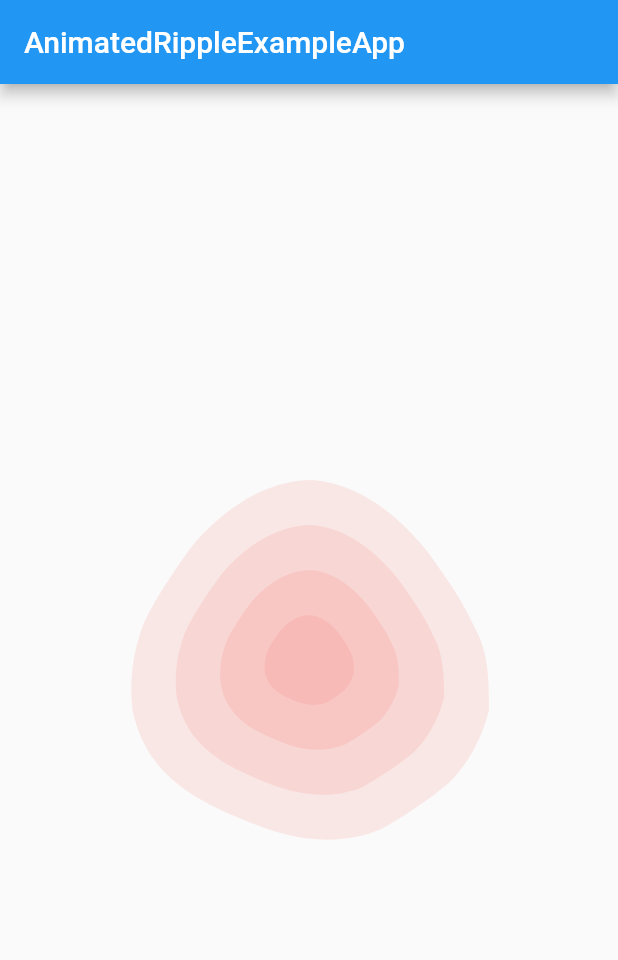
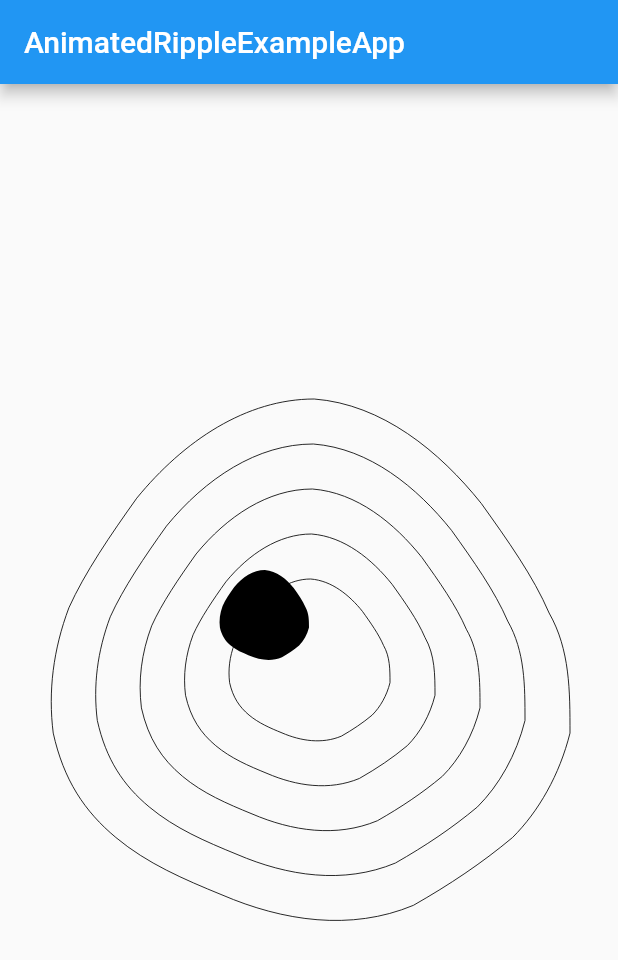
Before and after one commit to zddarova/animated_ripple, a Flutter app: the screen it shows after launch, on a phone screen of 412 x 824 dp. Shown: the top 960 px of the screen. Run offline on Flutter 3.47's test engine with Material 2 defaults, Android fonts, the phone set to English and light mode, and no system bars.

Commit message:
fixed painting and added button

```diff
--- a/example/lib/home_screen.dart
+++ b/example/lib/home_screen.dart
@@ -33,6 +33,8 @@ class _HomeScreenState extends State<HomeScreen> with SingleTickerProviderStateM
         child: AnimatedRipple(
           size: Size.fromRadius(150),
           numberOfRipples: 5,
+          duration: Duration(seconds: 1),
+          color: Colors.black,
         ),
       ),
     );
--- a/lib/animated_ripple.dart
+++ b/lib/animated_ripple.dart
@@ -1,16 +1,26 @@
 library animated_ripple;
 
 import 'package:flutter/material.dart';
+
+part 'ripple_painter.dart';
+
+part 'ripple_button.dart';
 
 class AnimatedRipple extends StatefulWidget {
   const AnimatedRipple({
     Key? key,
     required this.size,
     required this.numberOfRipples,
+    required this.duration,
+    required this.color,
+    this.onPressed,
   }) : super(key: key);
 
   final int numberOfRipples;
   final Size size;
+  final Duration duration;
+  final Color color;
+  final VoidCallback? onPressed;
 
   @override
   State<AnimatedRipple> createState() => _AnimatedRippleState();
@@ -22,7 +32,10 @@ class _AnimatedRippleState extends State<AnimatedRipple> with SingleTickerProvid
   @override
   void initState() {
     super.initState();
-    _controller = AnimationController(vsync: this);
+    _controller = AnimationController(
+      vsync: this,
+      duration: widget.duration,
+    )..repeat();
   }
 
   @override
@@ -33,68 +46,64 @@ class _AnimatedRippleState extends State<AnimatedRipple> with SingleTickerProvid
 
   @override
   Widget build(BuildContext context) {
-    return Stack(
-      alignment: Alignment.center,
-      children: [
-        for (var i = 0; i < widget.numberOfRipples; i++)
-          CustomPaint(
-            size: widget.size / widget.numberOfRipples.toDouble() * i.toDouble(),
-            painter: _RipplePainter(
-              opacity: 0.1,
-              size: widget.size / widget.numberOfRipples.toDouble() * i.toDouble(),
+    return AnimatedBuilder(
+      animation: _controller,
+      builder: (_, __) {
+        final paints = <CustomPaint>[];
 
-              color: Colors.red,
+        for (var i = 1; i < widget.numberOfRipples + 1; i++) {
+          final iCoefficient = i.toDouble() / widget.numberOfRipples.toDouble();
+          final nextCoefficient = (i + 1).toDouble() / widget.numberOfRipples.toDouble();
+
+          final iSize = widget.size * iCoefficient;
+          final nextSize = widget.size * nextCoefficient;
+
+          final h = iSize.height + (nextSize.height - iSize.height) * _controller.value;
+          final w = iSize.width + (nextSize.width - iSize.width) * _controller.value;
+
+          final result = Size(h, w);
+
+          final opacity = 1 - (nextCoefficient - iCoefficient) * _controller.value;
+
+          if (false) {
+            print('''\n\n
+iCoefficient:\t\t\t$iCoefficient
+nextCoefficient:\t\t$nextCoefficient
+iSize:\t\t\t\t\t$iSize
+nextSize:\t\t\t\t$nextSize
+h:\t\t\t\t\t\t$h
+w:\t\t\t\t\t\t$w
+_controller.value:\t\t${_controller.value}
+result:\t\t\t\t\t$result
+opacity:\t\t\t\t\t$opacity
+\n\n''');
+          }
+
+          paints.add(
+            CustomPaint(
+              size: result,
+              painter: _RipplePainter(
+                size: result,
+                opacity: opacity,
+                color: widget.color,
+              ),
             ),
-          ),
-      ],
+          );
+        }
+
+        return Stack(
+          alignment: Alignment.center,
+
+          children: [
+            _RippleButton(
+              onPressed: widget.onPressed,
+              color: widget.color,
+              size: widget.size / widget.numberOfRipples.toDouble(),
+            ),
+            ...paints,
+          ],
+        );
+      },
     );
   }
 }
-
-class _RipplePainter extends CustomPainter {
-  final Size size;
-  final Color color;
-  final double opacity;
-
-  _RipplePainter({
-    required this.size,
-    required this.opacity,
-    required this.color,
-  });
-
-  @override
-  void paint(Canvas canvas, _) {
-    Paint paint = Paint();
-    Path path = Path();
-
-    paint.color = color.withOpacity(opacity);
-    path = Path();
-    path.lineTo(size.width * 0.83, size.height / 5);
-    path.cubicTo(size.width * 0.75, size.height * 0.1, size.width * 0.64, size.height * 0.01, size.width * 0.51, 0);
-    path.cubicTo(size.width * 0.38, 0, size.width * 0.26, size.height * 0.08, size.width * 0.17, size.height * 0.19);
-    path.cubicTo(size.width * 0.12, size.height * 0.26, size.width * 0.07, size.height / 3, size.width * 0.04,
-        size.height * 0.4);
-    path.cubicTo(
-        size.width * 0.01, size.height * 0.48, -0.01, size.height * 0.56, size.width * 0.01, size.height * 0.64);
-    path.cubicTo(size.width * 0.03, size.height * 0.73, size.width * 0.07, size.height * 0.79, size.width * 0.13,
-        size.height * 0.84);
-    path.cubicTo(size.width * 0.19, size.height * 0.89, size.width * 0.26, size.height * 0.92, size.width / 3,
-        size.height * 0.95);
-    path.cubicTo(
-        size.width * 0.45, size.height, size.width * 0.58, size.height * 1.02, size.width * 0.7, size.height * 0.97);
-    path.cubicTo(size.width * 0.77, size.height * 0.93, size.width * 0.83, size.height * 0.89, size.width * 0.89,
-        size.height * 0.84);
-    path.cubicTo(
-        size.width * 0.94, size.height * 0.79, size.width * 0.98, size.height * 0.72, size.width, size.height * 0.64);
-    path.cubicTo(size.width, size.height * 0.56, size.width, size.height * 0.48, size.width * 0.96, size.height * 0.41);
-    path.cubicTo(size.width * 0.93, size.height * 0.34, size.width * 0.88, size.height * 0.27, size.width * 0.83,
-        size.height / 5);
-    path.cubicTo(
-        size.width * 0.83, size.height / 5, size.width * 0.83, size.height / 5, size.width * 0.83, size.height / 5);
-
-    canvas.drawPath(path, paint);
-  }
-
-  @override
-  bool shouldRepaint(covariant CustomPainter oldDelegate) => true;
-}
--- /dev/null
+++ b/lib/ripple_button.dart
@@ -0,0 +1,33 @@
+part of 'animated_ripple.dart';
+
+class _RippleButton extends StatelessWidget {
+  static const _opacity = 1.0;
+  static const _fill = true;
+
+  const _RippleButton({
+    Key? key,
+    required this.size,
+    required this.color,
+    this.onPressed,
+  }) : super(key: key);
+
+  final VoidCallback? onPressed;
+  final Size size;
+  final Color color;
+
+  @override
+  Widget build(BuildContext context) {
+    return InkWell(
+      onTap: onPressed,
+      child: CustomPaint(
+        size: size,
+        painter: _RipplePainter(
+          size: size,
+          opacity: _opacity,
+          color: color,
+          fill: _fill,
+        ),
+      ),
+    );
+  }
+}
--- /dev/null
+++ b/lib/ripple_painter.dart
@@ -0,0 +1,48 @@
+part of 'animated_ripple.dart';
+
+class _RipplePainter extends CustomPainter {
+  final Size size;
+  final Color color;
+  final double opacity;
+  final bool fill;
+
+  _RipplePainter({
+    required this.size,
+    required this.opacity,
+    required this.color,
+    this.fill = false,
+  });
+
+  @override
+  void paint(Canvas canvas, _) {
+    final paint = Paint()
+      ..style = fill ? PaintingStyle.fill : PaintingStyle.stroke
+      ..color = color.withOpacity(opacity);
+
+    final h = size.height;
+    final w = size.width;
+
+    var path = Path();
+
+    path.moveTo(w * 0.83, h / 5);
+    path.cubicTo(w * 0.75, h * 0.1, w * 0.64, h * 0.01, w * 0.51, 0);
+    path.cubicTo(w * 0.38, 0, w * 0.26, h * 0.08, w * 0.17, h * 0.19);
+    path.cubicTo(w * 0.12, h * 0.26, w * 0.07, h / 3, w * 0.04, h * 0.4);
+    path.cubicTo(w * 0.01, h * 0.48, -0.01, h * 0.56, w * 0.01, h * 0.64);
+    path.cubicTo(w * 0.03, h * 0.73, w * 0.07, h * 0.79, w * 0.13, h * 0.84);
+    path.cubicTo(w * 0.19, h * 0.89, w * 0.26, h * 0.92, w / 3, h * 0.95);
+    path.cubicTo(w * 0.45, h, w * 0.58, h * 1.02, w * 0.7, h * 0.97);
+    path.cubicTo(w * 0.77, h * 0.93, w * 0.83, h * 0.89, w * 0.89, h * 0.84);
+    path.cubicTo(w * 0.94, h * 0.79, w * 0.98, h * 0.72, w, h * 0.64);
+    path.cubicTo(w, h * 0.56, w, h * 0.48, w * 0.96, h * 0.41);
+    path.cubicTo(w * 0.93, h * 0.34, w * 0.88, h * 0.27, w * 0.83, h / 5);
+    path.cubicTo(w * 0.83, h / 5, w * 0.83, h / 5, w * 0.83, h / 5);
+
+    if (fill) path = path.shift(-Offset(h / 2, w / 2));
+
+    canvas.drawPath(path, paint);
+  }
+
+  @override
+  bool shouldRepaint(covariant CustomPainter oldDelegate) => false;
+}
```
